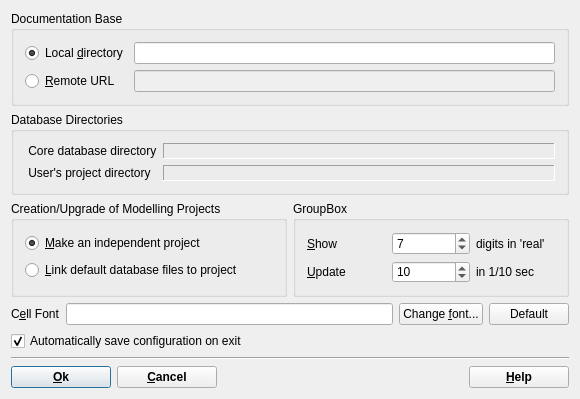
First picture: the form in gems3/vizor4/dlg4/SettingsDialog4.ui, repository gemshub/GEMSGUI, before the edit.
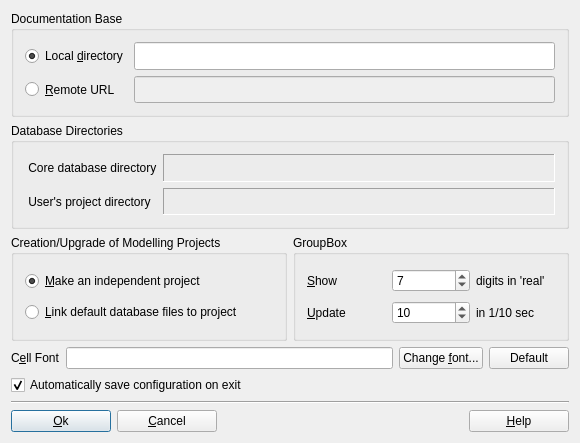
Second picture: the form after the edit.

Commit message: Merged from upgrade adjusted fonts and comments on all dialogs (for consistency between win32, macosx and linux) DK,SD

The edit to the form file:
```diff
--- a/gems3/vizor4/dlg4/SettingsDialog4.ui
+++ b/gems3/vizor4/dlg4/SettingsDialog4.ui
@@ -1,13 +1,13 @@
 <ui version="4.0" >
  <comment>Dialog for configuring base GEMS parameters</comment>
  <class>SettingsDialogData</class>
- <widget class="QDialog" name="SettingsDialogData" >
-  <property name="geometry" >
+ <widget class="QDialog" name="SettingsDialogData">
+  <property name="geometry">
    <rect>
     <x>0</x>
     <y>0</y>
     <width>580</width>
-    <height>399</height>
+    <height>443</height>
    </rect>
   </property>
   <property name="minimumSize" >
@@ -371,14 +371,7 @@
          <height>0</height>
         </size>
        </property>
-       <property name="font" >
-        <font>
-         <family>Arial</family>
-         <weight>75</weight>
-         <bold>true</bold>
-        </font>
-       </property>
-       <property name="text" >
+       <property name="text">
         <string>&amp;Ok</string>
        </property>
        <property name="shortcut" >
@@ -397,14 +390,7 @@
          <height>0</height>
         </size>
        </property>
-       <property name="font" >
-        <font>
-         <family>Arial</family>
-         <weight>75</weight>
-         <bold>true</bold>
-        </font>
-       </property>
-       <property name="text" >
+       <property name="text">
         <string>&amp;Cancel</string>
        </property>
        <property name="shortcut" >
@@ -433,14 +419,7 @@
          <height>0</height>
         </size>
        </property>
-       <property name="font" >
-        <font>
-         <family>Arial</family>
-         <weight>75</weight>
-         <bold>true</bold>
-        </font>
-       </property>
-       <property name="text" >
+       <property name="text">
         <string>&amp;Help</string>
        </property>
        <property name="shortcut" >
@@ -452,7 +431,7 @@
    </item>
   </layout>
  </widget>
- <layoutdefault spacing="6" margin="11" />
+ <layoutdefault spacing="6" margin="11"/>
  <tabstops>
   <tabstop>pLocalDoc</tabstop>
   <tabstop>pLocalDocDir</tabstop>
```
Left out of the diff: 323 changed lines with no effect on the pictures. The commit also changes 39 other files.
